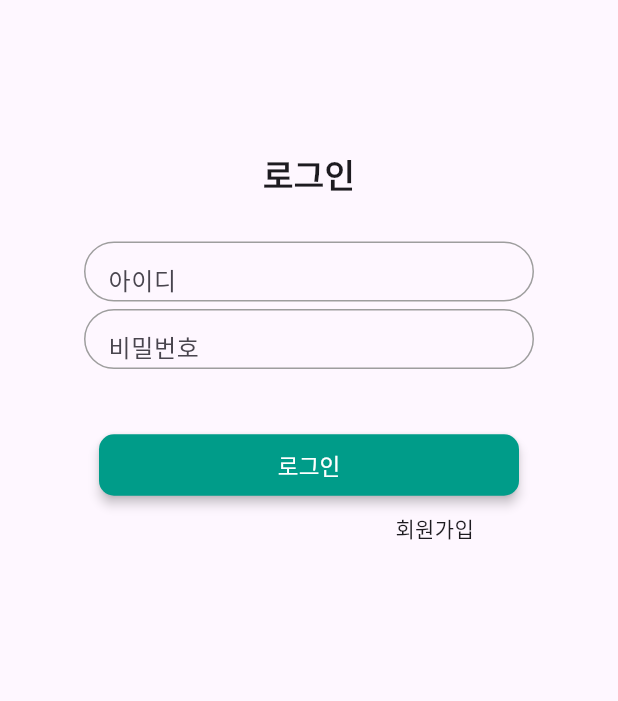
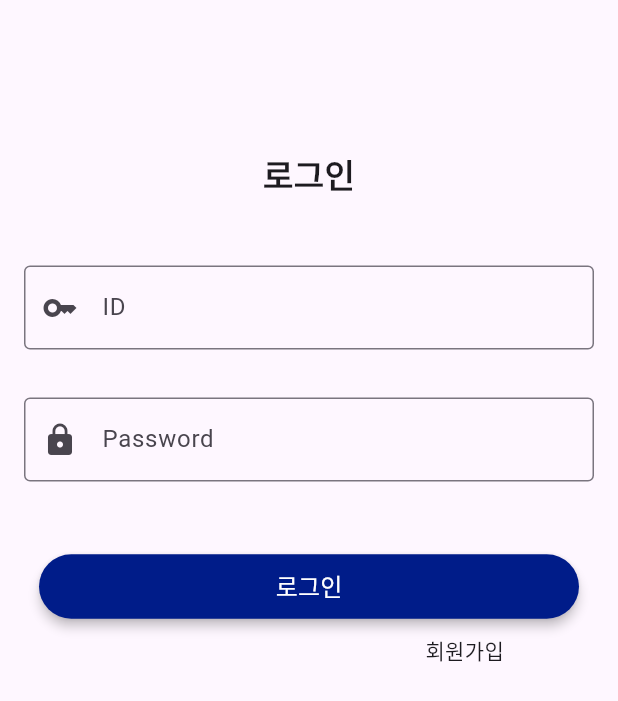
Before and after one commit to kimjiyu218/Trio, a Flutter app: the screen it shows after launch, after a tap on "로그인", on a phone screen of 412 x 824 dp. Shown: the top 701 px of the screen. Run offline on Flutter 3.47's test engine with Material 3 defaults, Android fonts, the light colour scheme and no system bars; our stand-ins replace dio, freezed_annotation; generated files the repository leaves out were written again; network calls fail.

Commit message:
로그인 아이디,패스워드 디자인 회원가입과 맞춤

```diff
--- a/lib/screen/login_page.dart
+++ b/lib/screen/login_page.dart
@@ -1,6 +1,6 @@
-import 'package:flutter/cupertino.dart';
+
 import 'package:flutter/material.dart';
-import 'package:flutter/painting.dart';
+
 import 'package:trio/screen/join_page.dart';
 
 class LoginPage extends StatefulWidget {
@@ -81,40 +81,32 @@ class _LoginPageState extends State<LoginPage> {
                 style: TextStyle(fontSize: 22, fontWeight: FontWeight.bold),
               ),
             ),
-            Container(
-              margin: EdgeInsets.only(bottom: 5),
-              height: 40,
-              width: 300,
-              decoration: BoxDecoration(
-                border: Border.all(color: Colors.grey),
-                borderRadius: BorderRadius.circular(50),
-              ),
-              child: TextField(
+            Padding(
+              padding: const EdgeInsets.all(16.0),
+              child: TextFormField(
                 controller: _id,
+                validator: (value) =>
+                (value!.isEmpty) ? "아이디를 입력해 주세요 " : null,
                 decoration: InputDecoration(
-                  hintText: '아이디',
-                  border: InputBorder.none,
-                  contentPadding: EdgeInsets.symmetric(horizontal: 15),
-                ),
+                    prefixIcon: Icon(Icons.key),
+                    labelText: "ID",
+                    border: OutlineInputBorder()),
               ),
             ),
-            Container(
-              height: 40,
-              width: 300,
-              decoration: BoxDecoration(
-                border: Border.all(color: Colors.grey),
-                borderRadius: BorderRadius.circular(50),
-              ),
-              child: TextField(
+            Padding(
+              padding: const EdgeInsets.all(16.0),
+              child: TextFormField(
+                obscureText: true,
                 controller: _pw,
+                validator: (value) =>
+                (value!.isEmpty) ? "패스워드를 입력 해 주세요 " : null,
                 decoration: InputDecoration(
-                  hintText: '비밀번호',
-                  border: InputBorder.none,
-                  contentPadding: EdgeInsets.symmetric(horizontal: 15),
-                ),
+                    prefixIcon: Icon(Icons.lock),
+                    labelText: "Password",
+                    border: OutlineInputBorder()),
               ),
             ),
-            SizedBox(height: 40),
+            SizedBox(height: 30),
             Center(
               child: ElevatedButton(
                 onPressed: () {
@@ -122,12 +114,12 @@ class _LoginPageState extends State<LoginPage> {
                 },
                 style: ButtonStyle(
                   backgroundColor:
-                      MaterialStateProperty.all<Color>(Color(0xFF009C89)),
+                      MaterialStateProperty.all<Color>(Color(0xFF001C89)),
                   padding: MaterialStateProperty.all<EdgeInsetsGeometry>(
-                      EdgeInsets.symmetric(horizontal: 100, vertical: 10)),
+                      EdgeInsets.symmetric(horizontal: 140, vertical: 10)),
                   shape: MaterialStateProperty.all<RoundedRectangleBorder>(
                     RoundedRectangleBorder(
-                      borderRadius: BorderRadius.circular(10),
+                      borderRadius: BorderRadius.circular(50),
                     ),
                   ),
                   elevation: MaterialStateProperty.all<double>(3),
@@ -141,7 +133,7 @@ class _LoginPageState extends State<LoginPage> {
                       '로그인',
                       style: TextStyle(
                         color: Colors.white,
-                        fontSize: 15,
+                        fontSize: 16,
                       ),
                     ),
                   ),
@@ -154,7 +146,7 @@ class _LoginPageState extends State<LoginPage> {
                     MaterialPageRoute(builder: (context) => JoinPage()));
               },
               child: Padding(
-                padding: const EdgeInsets.fromLTRB(160, 8, 0, 10),
+                padding: const EdgeInsets.fromLTRB(200, 8, 0, 0),
                 child: Container(
                   alignment: Alignment.centerRight,
                   width: 60,
```
